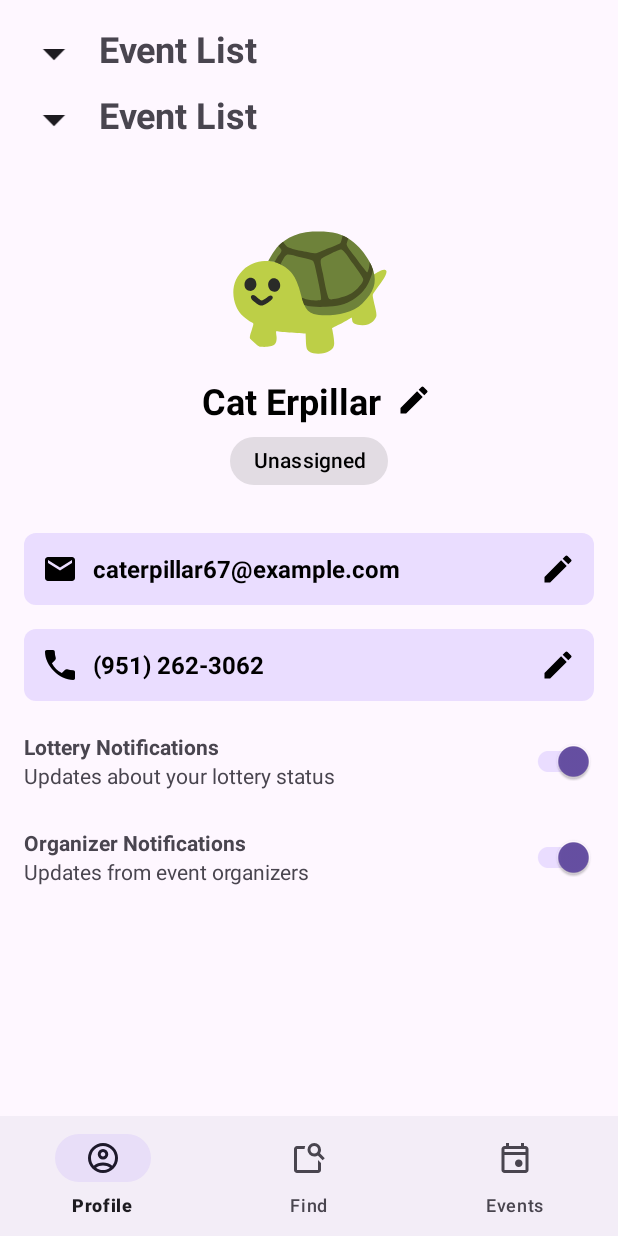
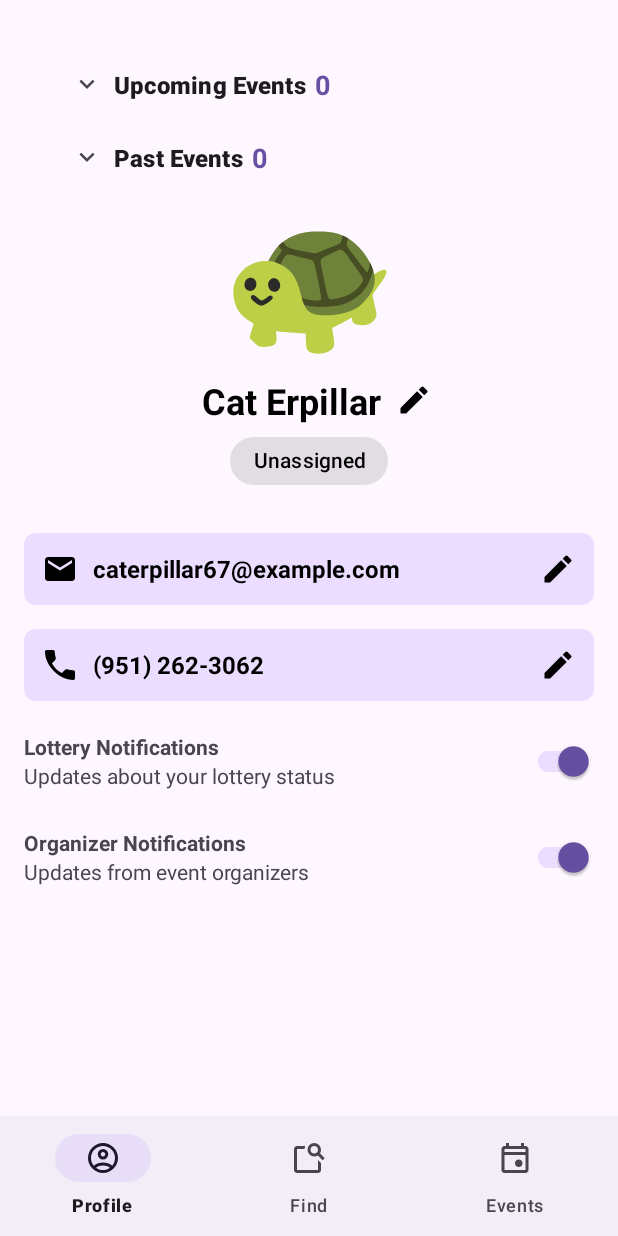
Before and after one commit to CMPUT301F25Syzygy/Syzygy-EventApp, an Android app: the fragment JoinedEventsFragment placed in its activity, on a phone screen of 412 x 824 dp. Run offline under Robolectric (Android 15) with nearby library versions, the phone set to English and light mode, and no system bars; our stand-ins replace Firebase (no records; nobody signed in at launch, a user with empty details on screens opened directly); 1 statement that could not run was skipped.

Commit message:
Mostly finished joinedEvents, made it so eventSummaryListViews are collapsed by defauly (can change back)

```diff
--- a/SyzygyEventApp/app/src/main/java/com/example/syzygy_eventapp/EventSummaryListView.java
+++ b/SyzygyEventApp/app/src/main/java/com/example/syzygy_eventapp/EventSummaryListView.java
@@ -27,7 +27,7 @@ public class EventSummaryListView extends LinearLayout {
     private ImageView arrow;
     private TextView titleText;
     private TextView countText;
-    private boolean expanded = false;
+    private boolean expanded = true;
 
     /**
      * Constructs the view programmatically.
--- a/SyzygyEventApp/app/src/main/java/com/example/syzygy_eventapp/JoinedEventsFragment.java
+++ b/SyzygyEventApp/app/src/main/java/com/example/syzygy_eventapp/JoinedEventsFragment.java
@@ -10,12 +10,17 @@ import android.view.ViewGroup;
 
 import com.google.firebase.firestore.ListenerRegistration;
 
+import java.util.ArrayList;
+import java.util.Date;
+import java.util.List;
+
 /**
  * Shows the events the user has joined:
  *    - Upcoming events that the user is in the waiting list for, which are still open or awaiting lottery
  *    - History of events the user has interacted with or participated in
  *
- *    Uses EventSummaryListView for both lists
+ *    Uses EventSummaryListView for both lists, and real-time listeners keep them updated whenever
+ *    event docs change on Firestore
  */
 public class JoinedEventsFragment extends Fragment {
 
@@ -26,43 +31,106 @@ public class JoinedEventsFragment extends Fragment {
     private ListenerRegistration allEventsListener;
 
     private String userID;
-    private NavigationStackFragment navStack;
+    private final NavigationStackFragment navStack;
 
-    // default constructor, which is required
+    // required default constructor
     public JoinedEventsFragment() {
-
+        this.navStack = null;
     }
 
+    public JoinedEventsFragment(NavigationStackFragment navStack) {
+        this.navStack = navStack;
+    }
+
+    /**
+     *  Inflates the layout, and initializes the UI components.
+     *  Sets up the navigation reference, initializes the list views, loads current userID, and starts Firestore observation
+     *
+     * @param inflater The LayoutInflater object that can be used to inflate
+     * any views in the fragment,
+     * @param container If non-null, this is the parent view that the fragment's
+     * UI should be attached to.  The fragment should not add the view itself,
+     * but this can be used to generate the LayoutParams of the view.
+     * @param savedInstanceState If non-null, this fragment is being re-constructed
+     * from a previous saved state as given here.
+     *
+     * @return
+     */
     @Override
     public View onCreateView(LayoutInflater inflater, ViewGroup container, Bundle savedInstanceState) {
 
-        // inflate this fragment's layout
+        // Inflate this fragment's layout
         View view = inflater.inflate(R.layout.fragment_joined_events, container, false);
-
-        // get a reference to the NavigationStack (parent fragment)
-        navStack = (NavigationStackFragment) getParentFragment();
 
         // Initialize the two even list views
         upcomingListView = view.findViewById(R.id.upcoming_event_list);
         historyListView = view.findViewById(R.id.history_event_list);
 
-        // set titles for each section
+        // Set titles for each section
         upcomingListView.setTitle("Upcoming Events");
         historyListView.setTitle("Past Events");
 
-        // load current user ID and event controller
+        // Load current user ID and event controller
         userID = AppInstallationId.get(requireContext());
         eventController = new EventController();
 
-        // start listening for event updates
+        // Start listening for event updates
         startObserver();
         return view;
     }
 
+    /**
+     * Starts the Firestore real-time listener that monitors all events
+     *
+     * When events update, the callback will:
+     *    - Filter events to show only the ones that the user is associated with
+     *    - Splits the events into "upcoming" and "past"
+     *    - Updates the list views, including click behavior, for upcoming events
+     *
+     * ListenerRegistration is stored so it can be removed in onDestroyView
+     */
     private void startObserver() {
+        allEventsListener = eventController.observeAllEvents(events -> {
 
+            List<Event> upcoming = new ArrayList<>();
+            List<Event> past = new ArrayList<>();
+            Date now = new Date();
+
+            // Filter events for the current user
+            for (Event event : events) {
+
+                // Skip events that the user is NOT in the waiting list for
+                if (event.getWaitingList() == null || !event.getWaitingList().contains(userID)) {
+                    continue;
+                }
+
+                // An event will be considered as "past" if the lottery is complete OR if the registration end time is before now
+                boolean isPast = event.isLotteryComplete() || (event.getRegistrationEnd() != null && event.getRegistrationEnd().toDate().before(now));
+
+                if (isPast) {
+                    past.add(event);
+                }
+                else {
+                    upcoming.add(event);
+                }
+            }
+
+            // Populate the upcoming events list. Upcoming events should be clickable and take the user to the event details
+            upcomingListView.setItems(upcoming, false, v -> {
+                Event clicked = (Event) v.getTag();
+                navStack.pushScreen(new EventFragment(navStack, clicked.getEventID()));
+            });
+
+            // Populate the past event list. I don't think past events need to be clickable, but this part can be modified if needed
+            historyListView.setItems(past, false, v -> {});
+        }, error -> {
+
+        });
     }
 
+    /**
+     * Cleans up the real-time listeners when this fragment's view is destroyed to prevent memory leaks and stale listeners when switching screens.
+     */
     @Override
     public void onDestroyView() {
         super.onDestroyView();
--- a/SyzygyEventApp/app/src/main/java/com/example/syzygy_eventapp/MainActivity.java
+++ b/SyzygyEventApp/app/src/main/java/com/example/syzygy_eventapp/MainActivity.java
@@ -46,7 +46,7 @@ public class MainActivity extends AppCompatActivity implements OnItemSelectedLis
 
         profileFragment = new ProfileFragment();
         findFragment = new FindEventsFragment(navStack);
-        joinedFragment = new JoinedEventsFragment();
+        joinedFragment = new JoinedEventsFragment(navStack);
         organizerFragment = new OrganizerFragment(navStack, "eventID");
         adminFragment = new AdministratorFragment();
 
--- a/SyzygyEventApp/app/src/main/res/layout/fragment_joined_events.xml
+++ b/SyzygyEventApp/app/src/main/res/layout/fragment_joined_events.xml
@@ -3,7 +3,7 @@
     xmlns:app="http://schemas.android.com/apk/res-auto"
     android:layout_width="match_parent"
     android:layout_height="match_parent"
-    android:padding="12dp">
+    android:padding="36dp">
 
     <!-- Use the strong resources to change num for upcoming and history aa-->
     <LinearLayout
@@ -12,21 +12,16 @@
         android:orientation="vertical">
 
         <!-- Upcoming Event List -->
-        <LinearLayout
+        <com.example.syzygy_eventapp.EventSummaryListView
+            android:id="@+id/upcoming_event_list"
             android:layout_width="match_parent"
-            android:layout_height="wrap_content">
-            <include
-                layout="@layout/fragment_event_list"
-                android:id="@+id/upcoming_event_list" />
-        </LinearLayout>
+            android:layout_height="wrap_content" />
 
         <!-- History Event List -->
-        <LinearLayout
+        <com.example.syzygy_eventapp.EventSummaryListView
+            android:id="@+id/history_event_list"
             android:layout_width="match_parent"
-            android:layout_height="wrap_content">
-            <include
-                layout="@layout/fragment_event_list"
-                android:id="@+id/history_event_list" />
-        </LinearLayout>
+            android:layout_height="wrap_content" />
+
     </LinearLayout>
 </ScrollView>
```
